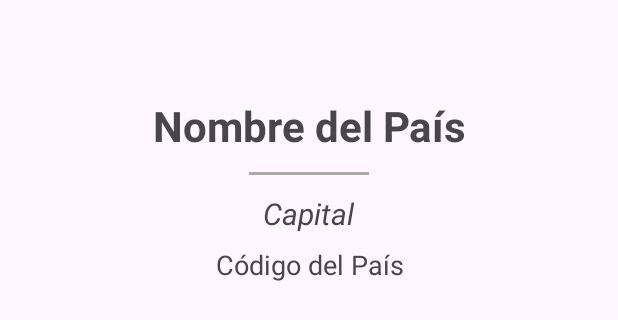
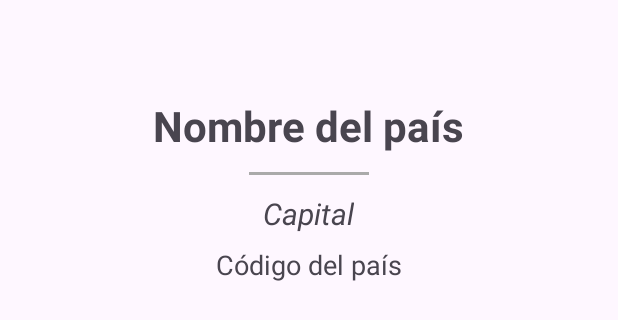
Before and after one commit to ValeriaArenasB/Taller1ICM, an Android app: the layout activity_country_detail.xml on its own in the app's theme, with its tools: preview values and no code run, on a phone screen of 412 x 824 dp. Shown: the part 428-748 px from the top of the screen. Run offline under Robolectric (Android 15) with nearby library versions, the phone set to English and light mode, and no system bars.

Commit message:
Detalles Paises check

```diff
--- a/app/src/main/res/layout/activity_country_detail.xml
+++ b/app/src/main/res/layout/activity_country_detail.xml
@@ -7,7 +7,6 @@
     android:gravity="center"
     android:padding="24dp">
 
-    <!-- Nombre del País -->
     <TextView
         android:id="@+id/countryName"
         android:layout_width="wrap_content"
@@ -16,16 +15,14 @@
         android:textStyle="bold"
         android:gravity="center"
         android:paddingBottom="12dp"
-        android:text="Nombre del País"/>
+        android:text="Nombre del país"/>
 
-    <!-- Línea divisoria -->
     <View
         android:layout_width="80dp"
         android:layout_height="2dp"
         android:background="@android:color/darker_gray"
         android:layout_marginBottom="12dp"/>
 
-    <!-- Nombre de la Capital -->
     <TextView
         android:id="@+id/capitalName"
         android:layout_width="wrap_content"
@@ -36,12 +33,11 @@
         android:paddingBottom="8dp"
         android:text="Capital"/>
 
-    <!-- Código del País -->
     <TextView
         android:id="@+id/countryCode"
         android:layout_width="wrap_content"
         android:layout_height="wrap_content"
         android:textSize="18sp"
         android:gravity="center"
-        android:text="Código del País"/>
+        android:text="Código del país"/>
 </LinearLayout>
```
